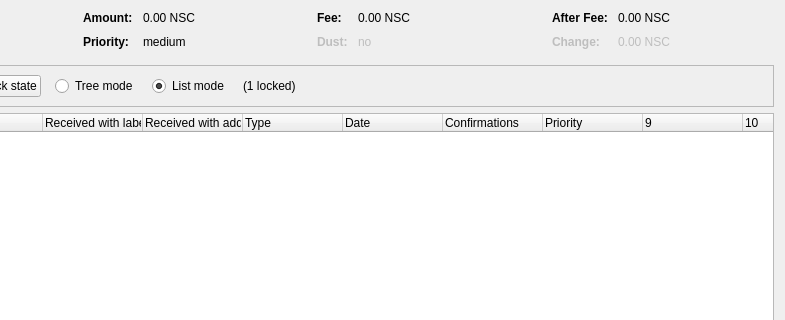
The window that src/qt/forms/coincontroldialog.ui (nscoins/nscoincore) describes before a commit, drawn with Qt 5; both pictures show x 169 to 954 and y 0 to 320 of the 954 by 500 pixel window.
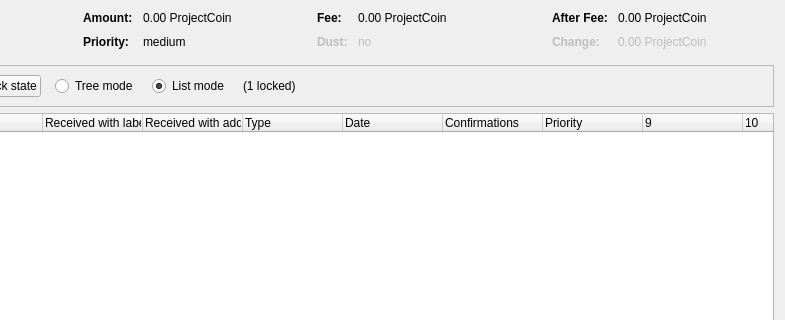
The same window after the commit. Custom widgets are drawn as their Qt base class.

Diff of the .ui file:
```diff
--- a/src/qt/forms/coincontroldialog.ui
+++ b/src/qt/forms/coincontroldialog.ui
@@ -132,7 +132,7 @@
           <enum>Qt::ActionsContextMenu</enum>
          </property>
          <property name="text">
-          <string notr="true">0.00 NSC</string>
+          <string notr="true">0.00 ProjectCoin</string>
          </property>
          <property name="textInteractionFlags">
           <set>Qt::LinksAccessibleByMouse|Qt::TextSelectableByKeyboard|Qt::TextSelectableByMouse</set>
@@ -206,7 +206,7 @@
           <enum>Qt::ActionsContextMenu</enum>
          </property>
          <property name="text">
-          <string notr="true">0.00 NSC</string>
+          <string notr="true">0.00 ProjectCoin</string>
          </property>
          <property name="textInteractionFlags">
           <set>Qt::LinksAccessibleByMouse|Qt::TextSelectableByKeyboard|Qt::TextSelectableByMouse</set>
@@ -286,7 +286,7 @@
           <enum>Qt::ActionsContextMenu</enum>
          </property>
          <property name="text">
-          <string notr="true">0.00 NSC</string>
+          <string notr="true">0.00 ProjectCoin</string>
          </property>
          <property name="textInteractionFlags">
           <set>Qt::LinksAccessibleByMouse|Qt::TextSelectableByKeyboard|Qt::TextSelectableByMouse</set>
@@ -321,7 +321,7 @@
           <enum>Qt::ActionsContextMenu</enum>
          </property>
          <property name="text">
-          <string notr="true">0.00 NSC</string>
+          <string notr="true">0.00 ProjectCoin</string>
          </property>
          <property name="textInteractionFlags">
           <set>Qt::LinksAccessibleByMouse|Qt::TextSelectableByKeyboard|Qt::TextSelectableByMouse</set>
```
